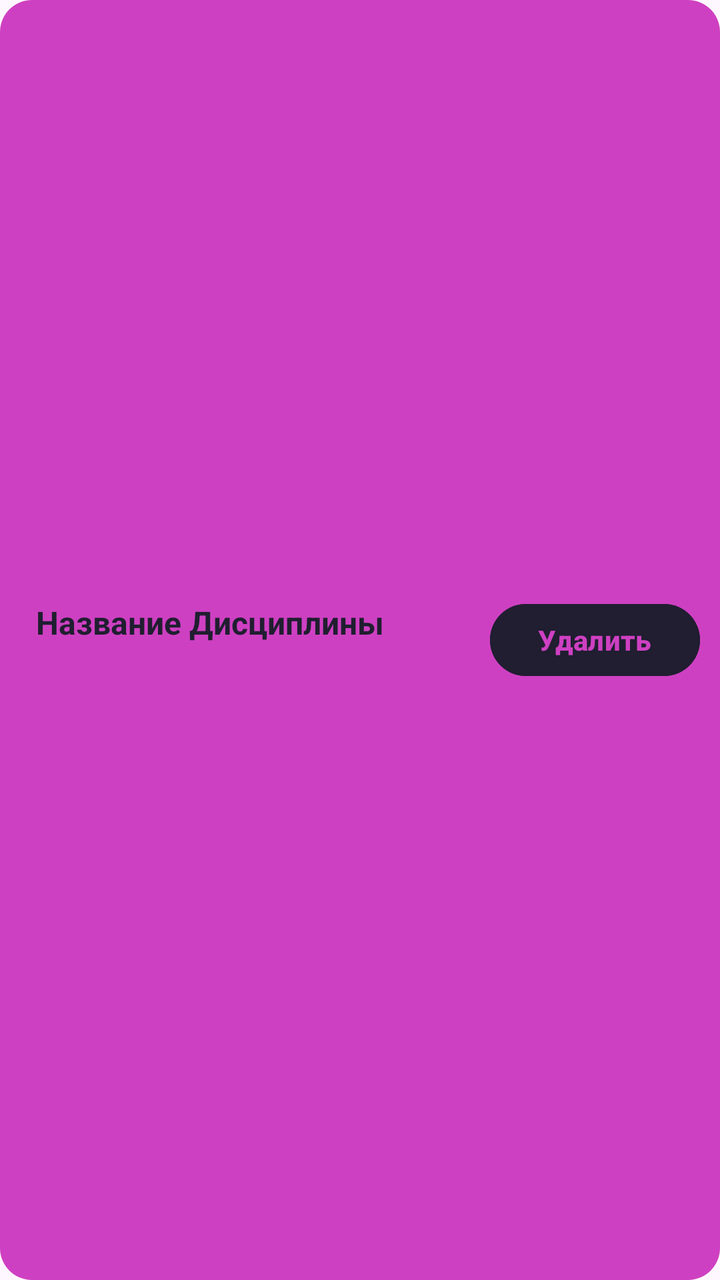
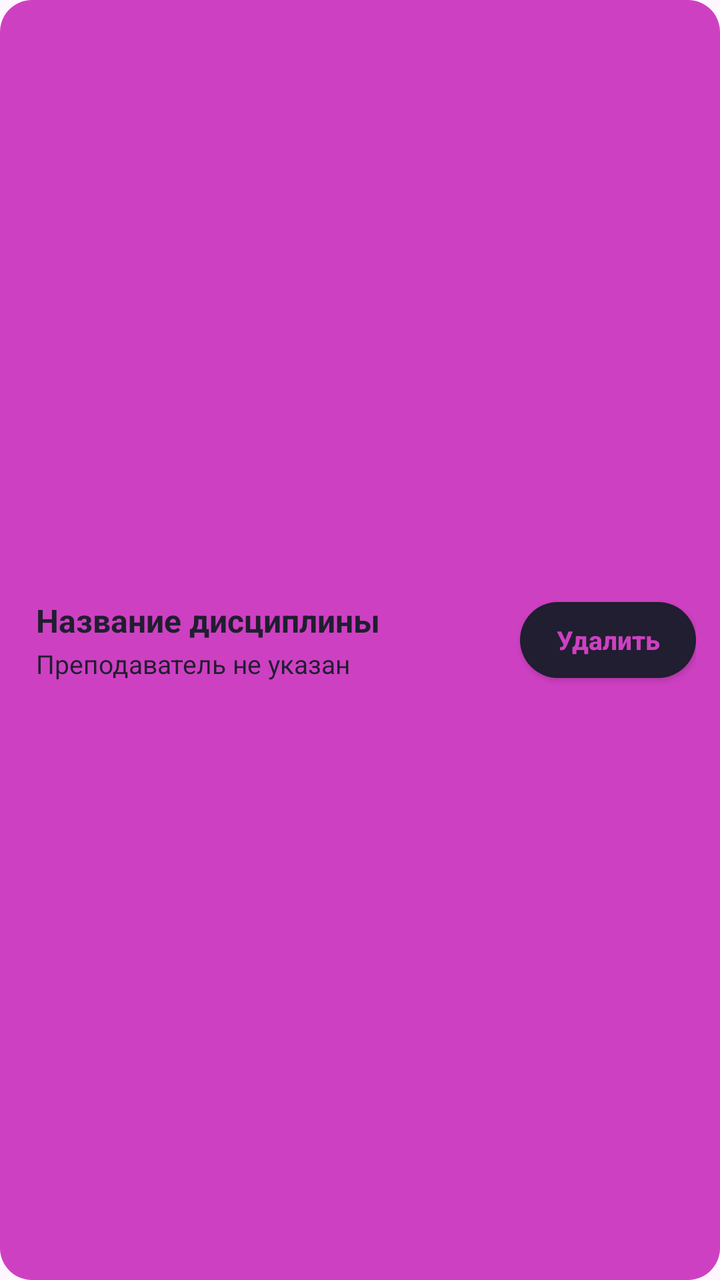

The first picture is an Android layout as it rendered before a commit; the second is the same layout after the commit. The layout source and the unified diff follow.
<!-- AndroidManifest.xml: application theme Theme.PersonalAccount -->
<!-- res/layout/item_course.xml -->
<?xml version="1.0" encoding="utf-8"?>
<LinearLayout xmlns:android="http://schemas.android.com/apk/res/android"
    android:layout_width="match_parent"
    android:layout_height="wrap_content"
    android:layout_marginBottom="14dp"
    android:background="@drawable/bg_pink_rounded"
    android:gravity="center_vertical"
    android:orientation="horizontal"
    android:paddingTop="10dp"
    android:paddingBottom="10dp"
    android:paddingStart="18dp"
    android:paddingEnd="10dp">

    <LinearLayout
        android:layout_width="0dp"
        android:layout_height="wrap_content"
        android:layout_weight="1"
        android:orientation="vertical">

        <TextView
            android:id="@+id/tvItemCourseName"
            android:layout_width="wrap_content"
            android:layout_height="wrap_content"
            android:text="Название Дисциплины"
            android:textColor="@color/dark_bg"
            android:textSize="16sp"
            android:textStyle="bold" />

        <TextView
            android:id="@+id/tvItemTeacherName"
            android:layout_width="wrap_content"
            android:layout_height="wrap_content"
            android:text="Преподаватель"
            android:textColor="@color/pink_accent"
            android:textSize="13sp" />
    </LinearLayout>

    <Button
        android:id="@+id/btnDeleteCourse"
        android:layout_width="wrap_content"
        android:layout_height="44dp"
        android:backgroundTint="@color/dark_bg"
        android:text="Удалить"
        android:textAllCaps="false"
        android:textColor="@color/pink_accent"
        android:textStyle="bold" />

</LinearLayout>
<!-- resources referenced by this layout -->
<resources>
  <color name="dark_bg">#201E30</color>
  <color name="pink_accent">#CE40C2</color>
  <!-- drawable bg_pink_rounded (drawable) -->
  <?xml version="1.0" encoding="utf-8"?>
  <shape xmlns:android="http://schemas.android.com/apk/res/android">
      <solid android:color="@color/pink_accent" />
      <corners android:radius="16dp" />
  </shape>
  <style name="Theme.PersonalAccount" parent="Base.Theme.PersonalAccount" />
  <style name="Base.Theme.PersonalAccount" parent="Theme.Material3.DayNight.NoActionBar">
          
          
      </style>
</resources>

<!-- the commit's change to res/layout/item_course.xml (unified diff, before → after) -->
@@ -2,14 +2,14 @@
 <LinearLayout xmlns:android="http://schemas.android.com/apk/res/android"
     android:layout_width="match_parent"
     android:layout_height="wrap_content"
-    android:layout_marginBottom="14dp"
+    android:layout_marginBottom="12dp"
     android:background="@drawable/bg_pink_rounded"
     android:gravity="center_vertical"
     android:orientation="horizontal"
+    android:paddingStart="18dp"
     android:paddingTop="10dp"
-    android:paddingBottom="10dp"
-    android:paddingStart="18dp"
-    android:paddingEnd="10dp">
+    android:paddingEnd="12dp"
+    android:paddingBottom="10dp">
 
     <LinearLayout
         android:layout_width="0dp"
@@ -21,7 +21,7 @@
             android:id="@+id/tvItemCourseName"
             android:layout_width="wrap_content"
             android:layout_height="wrap_content"
-            android:text="Название Дисциплины"
+            android:text="Название дисциплины"
             android:textColor="@color/dark_bg"
             android:textSize="16sp"
             android:textStyle="bold" />
@@ -30,19 +30,22 @@
             android:id="@+id/tvItemTeacherName"
             android:layout_width="wrap_content"
             android:layout_height="wrap_content"
-            android:text="Преподаватель"
-            android:textColor="@color/pink_accent"
+            android:layout_marginTop="2dp"
+            android:text="Преподаватель не указан"
+            android:textColor="@color/dark_bg"
             android:textSize="13sp" />
     </LinearLayout>
 
-    <Button
+    <androidx.appcompat.widget.AppCompatButton
         android:id="@+id/btnDeleteCourse"
         android:layout_width="wrap_content"
-        android:layout_height="44dp"
-        android:backgroundTint="@color/dark_bg"
+        android:layout_height="38dp"
+        android:background="@drawable/bg_dark_pill"
+        android:paddingStart="18dp"
+        android:paddingEnd="18dp"
         android:text="Удалить"
         android:textAllCaps="false"
         android:textColor="@color/pink_accent"
+        android:textSize="13sp"
         android:textStyle="bold" />
-
 </LinearLayout>
<!-- resource entries referenced after the edit -->
@@ -2,6 +2,13 @@
 <resources>
   <color name="dark_bg">#201E30</color>
   <color name="pink_accent">#CE40C2</color>
+  <!-- drawable bg_dark_pill (drawable) -->
+  <?xml version="1.0" encoding="utf-8"?>
+      <shape xmlns:android="http://schemas.android.com/apk/res/android"
+          android:shape="rectangle">
+          <solid android:color="@color/dark_bg" />
+          <corners android:radius="28dp" />
+      </shape>
   <!-- drawable bg_pink_rounded (drawable) -->
   <?xml version="1.0" encoding="utf-8"?>
   <shape xmlns:android="http://schemas.android.com/apk/res/android">
